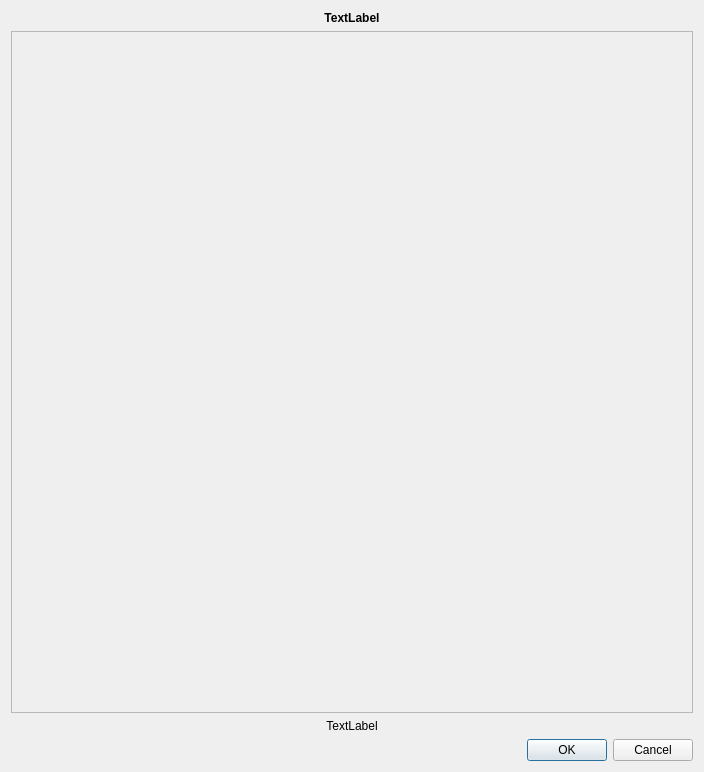
Qt form searchcard.ui (obourat/MimosaNG) before a commit.
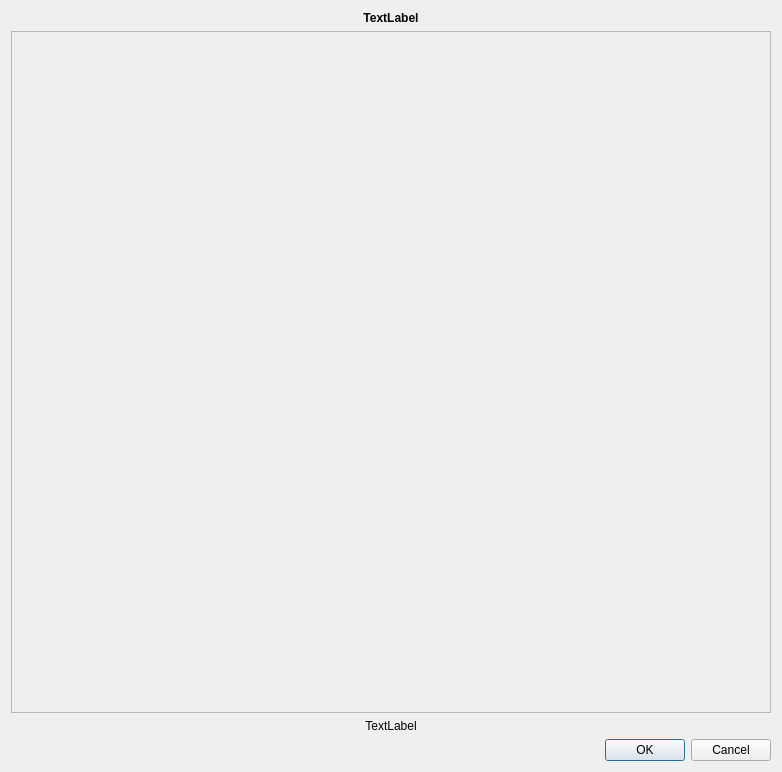
The same form after that commit.

The edit to the form file:
```diff
--- a/searchcard.ui
+++ b/searchcard.ui
@@ -6,7 +6,7 @@
    <rect>
     <x>0</x>
     <y>0</y>
-    <width>704</width>
+    <width>782</width>
     <height>772</height>
    </rect>
   </property>
@@ -52,7 +52,7 @@
        <rect>
         <x>0</x>
         <y>0</y>
-        <width>684</width>
+        <width>762</width>
         <height>673</height>
        </rect>
       </property>
```
